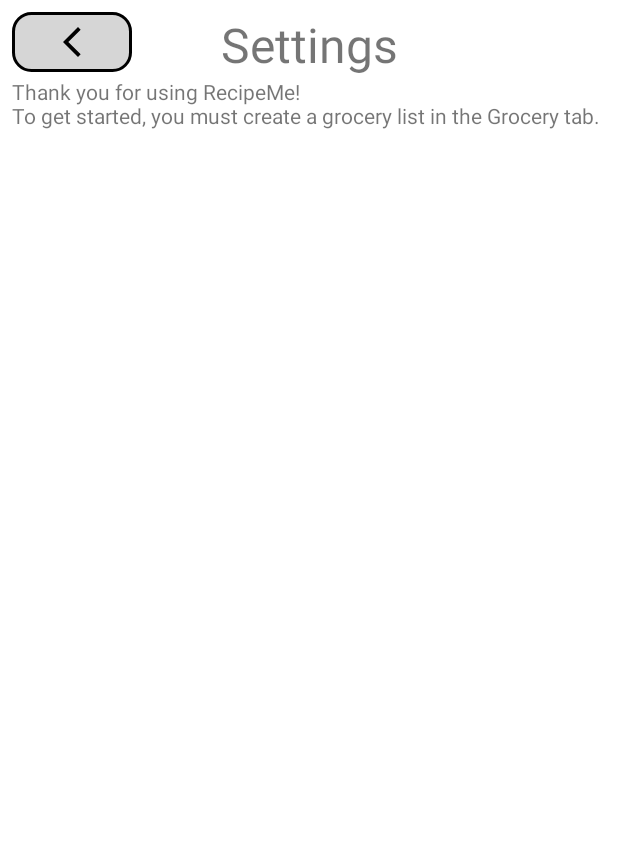
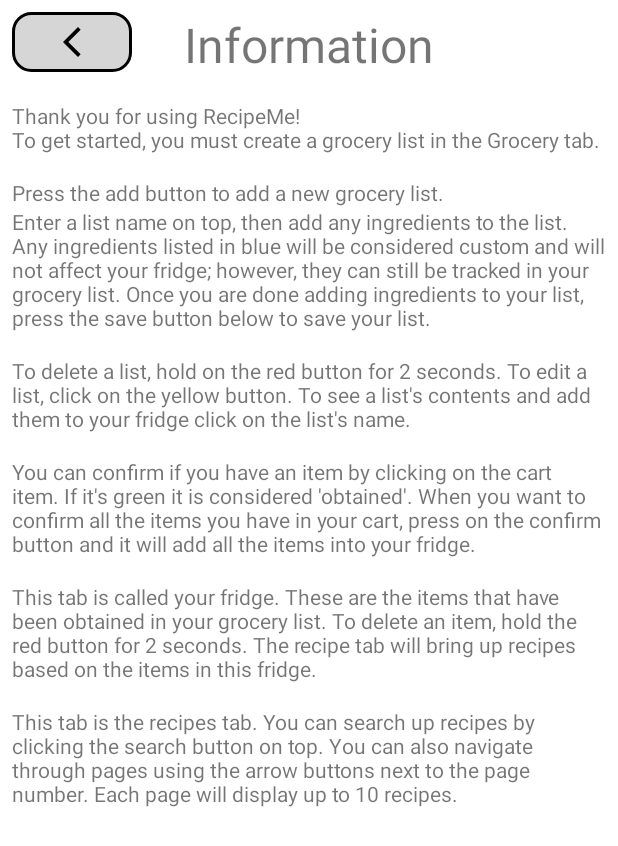
Before and after one commit to SteveMontelongo/ProjectRecipeMe, an Android app: the InfoActivity screen opened directly, with no data from a screen before it, on a phone screen of 412 x 824 dp. Shown: the top 846 px of the screen. Run offline under Robolectric (Android 15) with nearby library versions, the light colour scheme and no system bars; network calls fail.

Commit message:
Created an information page that will help guide new users using the application.

```diff
--- a/app/src/main/java/com/recipeme/activities/MainActivity.kt
+++ b/app/src/main/java/com/recipeme/activities/MainActivity.kt
@@ -133,6 +133,11 @@
                         )
                     }
                 }
+
+                btnTwo.setOnClickListener() {
+                    var intent = Intent(this, InfoActivity::class.java)
+                    resultHelpLauncher.launch(intent)
+                }
             }
             1 ->{
                 Log.d("Fragment Position", "1");
@@ -161,6 +166,11 @@
                             "Fragment is not properly initialized"
                         )
                     }
+                }
+
+                btnTwo.setOnClickListener() {
+                    var intent = Intent(this, InfoActivity::class.java)
+                    resultHelpLauncher.launch(intent)
                 }
             }
             2 ->{
@@ -204,6 +214,11 @@
                             "Fragment is not properly initialized"
                         )
                     }
+                }
+
+                btnTwo.setOnClickListener() {
+                    var intent = Intent(this, InfoActivity::class.java)
+                    resultHelpLauncher.launch(intent)
                 }
             }
         }
@@ -253,6 +268,12 @@
             Log.d("Settings", "ResultCode OK")
             f0.refreshClickFragment("null")
             f1.refreshClickFragment("null")
+        }
+    }
+
+    private var resultHelpLauncher = registerForActivityResult(ActivityResultContracts.StartActivityForResult()){ result ->
+        if(result.resultCode == Activity.RESULT_OK){
+            val data:Intent? = result.data
         }
     }
 
--- a/app/src/main/res/layout/activity_info.xml
+++ b/app/src/main/res/layout/activity_info.xml
@@ -21,7 +21,7 @@
         android:layout_width="wrap_content"
         android:layout_height="wrap_content"
         android:gravity="center"
-        android:text="Settings"
+        android:text="Information"
         android:textSize="32sp"
         app:layout_constraintEnd_toEndOf="parent"
         app:layout_constraintStart_toStartOf="parent"
@@ -33,19 +33,67 @@
         android:layout_height="0dp"
         app:layout_constraintBottom_toBottomOf="parent"
         app:layout_constraintEnd_toEndOf="parent"
+        app:layout_constraintHorizontal_bias="1.0"
         app:layout_constraintStart_toStartOf="parent"
-        app:layout_constraintTop_toBottomOf="@+id/InfoLabel">
+        app:layout_constraintTop_toBottomOf="@+id/InfoLabel"
+        app:layout_constraintVertical_bias="1.0">
 
-        <TextView
-            android:id="@+id/groceryInfo1"
-            android:layout_width="wrap_content"
+        <LinearLayout
+            android:layout_width="match_parent"
             android:layout_height="wrap_content"
-            app:layout_constraintStart_toStartOf="@id/svInfo"
-            app:layout_constraintEnd_toEndOf="@id/svInfo"
-            app:layout_constraintTop_toTopOf="@id/svInfo"
-            android:text ="Thank you for using RecipeMe!\nTo get started, you must create a grocery list in the Grocery tab. "
-            />
+            android:orientation="vertical">
 
+            <TextView
+                android:id="@+id/groceryInfo1"
+                android:layout_width="wrap_content"
+                android:layout_height="wrap_content"
+                android:text="\nThank you for using RecipeMe!
+                \nTo get started, you must create a grocery list in the Grocery tab. " />
+
+            <TextView
+                android:id="@+id/groceryInfo2"
+                android:layout_width="wrap_content"
+                android:layout_height="wrap_content"
+                android:text="\nPress the add button to add a new grocery list." />
+
+            <TextView
+                android:id="@+id/groceryInfo3"
+                android:layout_width="wrap_content"
+                android:layout_height="wrap_content"
+                android:text="Enter a list name on top, then add any ingredients to the list.
+Any ingredients listed in blue will be considered custom and will not affect your fridge; however,
+they can still be tracked in your grocery list. Once you are done adding ingredients to your list,
+press the save button below to save your list." />
+
+            <TextView
+                android:id="@+id/groceryInfo4"
+                android:layout_width="wrap_content"
+                android:layout_height="wrap_content"
+                android:text="\nTo delete a list, hold on the red button for 2 seconds.
+To edit a list, click on the yellow button. To see a list's contents and add them to your fridge click on the list's name." />
+
+            <TextView
+                android:id="@+id/groceryInfo5"
+                android:layout_width="wrap_content"
+                android:layout_height="wrap_content"
+                android:text="\nYou can confirm if you have an item by clicking on the cart item. If it's green it is considered 'obtained'.
+When you want to confirm all the items you have in your cart, press on the confirm button and it will add all the items into your fridge." />
+
+            <TextView
+                android:id="@+id/groceryInfo6"
+                android:layout_width="wrap_content"
+                android:layout_height="wrap_content"
+                android:text="\nThis tab is called your fridge. These are the items that have been obtained in your grocery list.
+To delete an item, hold the red button for 2 seconds. The recipe tab will bring up recipes based on the items in this fridge." />
+
+            <TextView
+                android:id="@+id/groceryInfo7"
+                android:layout_width="wrap_content"
+                android:layout_height="wrap_content"
+                android:text="\nThis tab is the recipes tab. You can search up recipes by clicking the search button on top.
+You can also navigate through pages using the arrow buttons next to the page number. Each page will display up to 10 recipes." />
+
+        </LinearLayout>
     </ScrollView>
 
 </androidx.constraintlayout.widget.ConstraintLayout>
```
Also changed, not shown: app/src/main/java/com/recipeme/viewmodel/RecipeViewModel.kt (line endings or trailing spaces).
